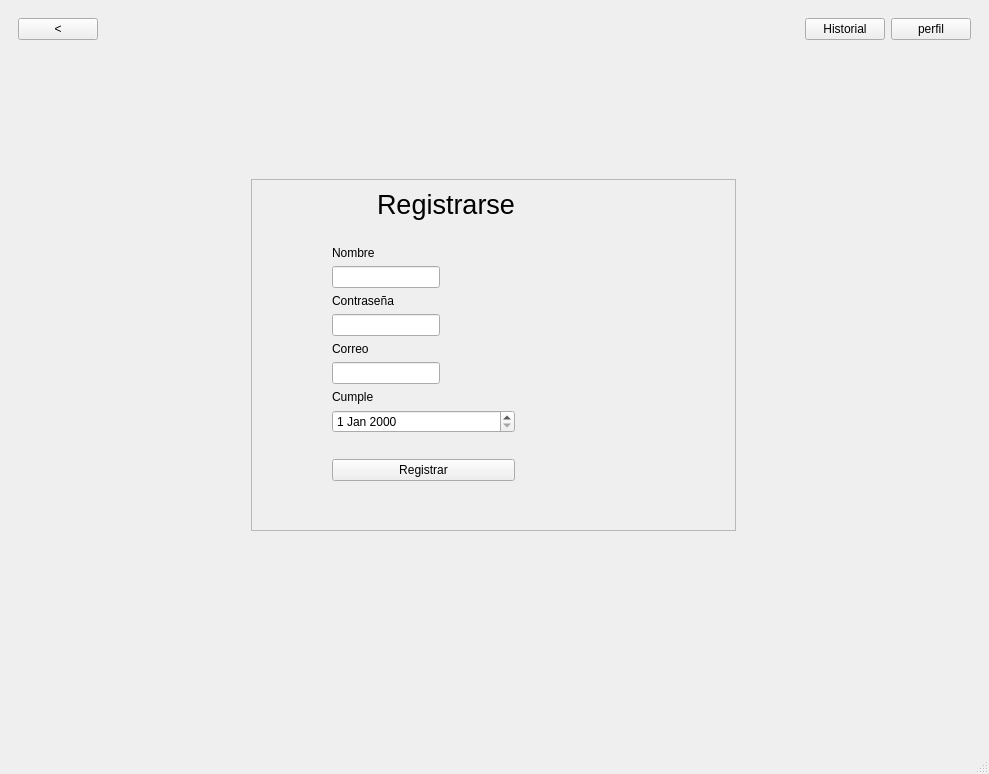
First picture: the form in proyecto/mainwindow.ui, repository anaasemad/IHM_carta, before the edit.
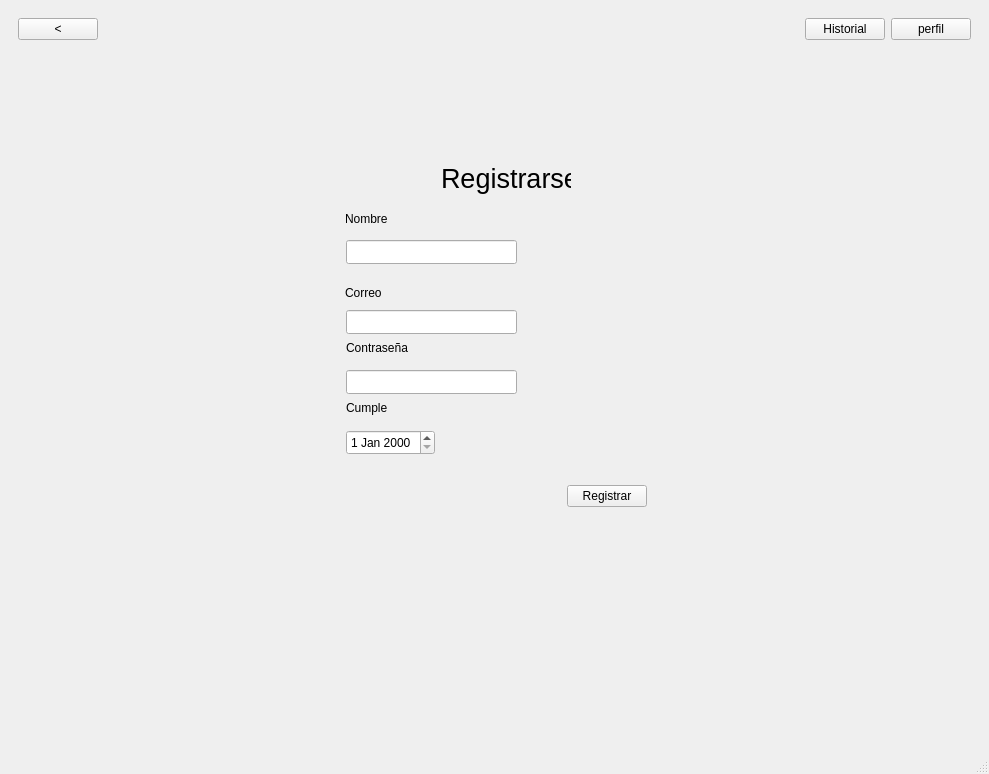
Second picture: the form after the edit. The open tabs and pages were chosen to show the change. Icons and pictures are not drawn.

Diff of the .ui file:
```diff
--- a/proyecto/mainwindow.ui
+++ b/proyecto/mainwindow.ui
@@ -27,7 +27,7 @@
     </size>
    </property>
    <layout class="QGridLayout" name="gridLayout_2">
-    <item row="0" column="0">
+    <item row="0" column="1">
      <widget class="QWidget" name="MenuSup" native="true">
       <layout class="QHBoxLayout" name="horizontalLayout_4" stretch="0,0,0,0">
        <item>
@@ -91,7 +91,7 @@
       </layout>
      </widget>
     </item>
-    <item row="3" column="0">
+    <item row="3" column="1">
      <widget class="QStackedWidget" name="stackedWidget">
       <property name="sizePolicy">
        <sizepolicy hsizetype="Expanding" vsizetype="Expanding">
@@ -106,7 +106,7 @@
        </size>
       </property>
       <property name="currentIndex">
-       <number>0</number>
+       <number>2</number>
       </property>
       <widget class="QWidget" name="ini_sesion">
        <property name="sizePolicy">
@@ -601,78 +601,7 @@
                 <verstretch>0</verstretch>
                </sizepolicy>
               </property>
-              <widget class="QWidget" name="gridLayoutWidget">
-               <property name="geometry">
-                <rect>
-                 <x>0</x>
-                 <y>0</y>
-                 <width>351</width>
-                 <height>601</height>
-                </rect>
-               </property>
-               <layout class="QGridLayout" name="gridLayout_9" columnstretch="0,0">
-                <item row="3" column="1">
-                 <widget class="QRadioButton" name="answer1">
-                  <property name="sizePolicy">
-                   <sizepolicy hsizetype="Expanding" vsizetype="Fixed">
-                    <horstretch>0</horstretch>
-                    <verstretch>0</verstretch>
-                   </sizepolicy>
-                  </property>
-                  <property name="text">
-                   <string>RadioButton</string>
-                  </property>
-                 </widget>
-                </item>
-                <item row="2" column="1">
-                 <spacer name="verticalSpacer_14">
-                  <property name="orientation">
-                   <enum>Qt::Orientation::Vertical</enum>
-                  </property>
-                  <property name="sizeHint" stdset="0">
-                   <size>
-                    <width>20</width>
-                    <height>40</height>
-                   </size>
-                  </property>
-                 </spacer>
-                </item>
-                <item row="7" column="1">
-                 <spacer name="verticalSpacer_12">
-                  <property name="orientation">
-                   <enum>Qt::Orientation::Vertical</enum>
-                  </property>
-                  <property name="sizeHint" stdset="0">
-                   <size>
-                    <width>20</width>
-                    <height>40</height>
-                   </size>
-                  </property>
-                 </spacer>
-                </item>
-                <item row="6" column="1">
-                 <widget class="QRadioButton" name="answer4">
-                  <property name="text">
-                   <string>RadioButton</string>
-                  </property>
-                 </widget>
-                </item>
-                <item row="4" column="1">
-                 <widget class="QRadioButton" name="answer2">
-                  <property name="sizePolicy">
-                   <sizepolicy hsizetype="Fixed" vsizetype="Fixed">
-                    <horstretch>0</horstretch>
-                    <verstretch>0</verstretch>
-                   </sizepolicy>
-                  </property>
-                  <property name="styleSheet">
-                   <string notr="true">color: black; font-weight: none;</string>
-                  </property>
-                  <property name="text">
-                   <string>RadioButton</string>
-                  </property>
-                 </widget>
-                </item>
+              <layout class="QGridLayout" name="gridLayout_5">
                 <item row="1" column="1">
                  <widget class="QLabel" name="enunciado">
                   <property name="sizePolicy">
@@ -689,12 +618,34 @@
                   </property>
                  </widget>
                 </item>
-                <item row="5" column="1">
-                 <widget class="QRadioButton" name="answer3">
-                  <property name="text">
-                   <string>RadioButton</string>
-                  </property>
-                 </widget>
+               <item row="2" column="1">
+                <spacer name="verticalSpacer_14">
+                 <property name="orientation">
+                  <enum>Qt::Orientation::Vertical</enum>
+                 </property>
+                 <property name="sizeHint" stdset="0">
+                  <size>
+                   <width>20</width>
+                   <height>40</height>
+                  </size>
+                 </property>
+                </spacer>
+               </item>
+               <item row="0" column="0">
+                <spacer name="horizontalSpacer_8">
+                 <property name="orientation">
+                  <enum>Qt::Orientation::Horizontal</enum>
+                 </property>
+                 <property name="sizeType">
+                  <enum>QSizePolicy::Policy::Fixed</enum>
+                 </property>
+                 <property name="sizeHint" stdset="0">
+                  <size>
+                   <width>40</width>
+                   <height>20</height>
+                  </size>
+                 </property>
+                </spacer>
                 </item>
                 <item row="0" column="1">
                  <widget class="QLabel" name="num_problema">
@@ -709,6 +660,35 @@
                   </property>
                  </widget>
                 </item>
+               <item row="4" column="1">
+                <widget class="QRadioButton" name="answer2">
+                 <property name="sizePolicy">
+                  <sizepolicy hsizetype="Fixed" vsizetype="Fixed">
+                   <horstretch>0</horstretch>
+                   <verstretch>0</verstretch>
+                  </sizepolicy>
+                 </property>
+                 <property name="styleSheet">
+                  <string notr="true">color: black; font-weight: none;</string>
+                 </property>
+                 <property name="text">
+                  <string>RadioButton</string>
+                 </property>
+                </widget>
+               </item>
+               <item row="3" column="1">
+                <widget class="QRadioButton" name="answer1">
+                 <property name="sizePolicy">
+                  <sizepolicy hsizetype="Expanding" vsizetype="Fixed">
+                   <horstretch>0</horstretch>
+                   <verstretch>0</verstretch>
+                  </sizepolicy>
+                 </property>
+                 <property name="text">
+                  <string>RadioButton</string>
+                 </property>
+                </widget>
+               </item>
                 <item row="8" column="1">
                  <widget class="QPushButton" name="corregir">
                   <property name="text">
@@ -716,24 +696,34 @@
                   </property>
                  </widget>
                 </item>
-                <item row="0" column="0">
-                 <spacer name="horizontalSpacer_8">
+               <item row="7" column="1">
+                <spacer name="verticalSpacer_12">
                   <property name="orientation">
-                   <enum>Qt::Orientation::Horizontal</enum>
-                  </property>
-                  <property name="sizeType">
-                   <enum>QSizePolicy::Policy::Fixed</enum>
+                  <enum>Qt::Orientation::Vertical</enum>
                   </property>
                   <property name="sizeHint" stdset="0">
                    <size>
-                    <width>40</width>
-                    <height>20</height>
+                   <width>20</width>
+                   <height>40</height>
                    </size>
                   </property>
                  </spacer>
                 </item>
-               </layout>
-              </widget>
+               <item row="5" column="1">
+                <widget class="QRadioButton" name="answer3">
+                 <property name="text">
+                  <string>RadioButton</string>
+                 </property>
+                </widget>
+               </item>
+               <item row="6" column="1">
+                <widget class="QRadioButton" name="answer4">
+                 <property name="text">
+                  <string>RadioButton</string>
+                 </property>
+                </widget>
+               </item>
+              </layout>
              </widget>
              <widget class="QWidget" name="lista_problemas">
               <layout class="QGridLayout" name="gridLayout_8">
@@ -865,6 +855,9 @@
                         <verstretch>0</verstretch>
                        </sizepolicy>
                       </property>
+                      <property name="layoutDirection">
+                       <enum>Qt::LayoutDirection::LeftToRight</enum>
+                      </property>
                       <property name="orientation">
                        <enum>Qt::Orientation::Horizontal</enum>
                       </property>
@@ -1223,7 +1216,7 @@
               <item>
                <widget class="QLabel" name="labelStatus">
                 <property name="text">
-                 <string>labelStatus</string>
+                 <string/>
                 </property>
                </widget>
               </item>
@@ -1519,74 +1512,12 @@
        </layout>
       </widget>
       <widget class="QWidget" name="registro">
-       <widget class="QWidget" name="fondo_2" native="true">
-        <property name="geometry">
-         <rect>
-          <x>-1</x>
-          <y>-1</y>
-          <width>971</width>
-          <height>601</height>
-         </rect>
-        </property>
-        <layout class="QGridLayout" name="gridLayout_5">
+       <layout class="QGridLayout" name="gridLayout_11" rowstretch="1,5,1" columnstretch="1,1,1">
          <item row="0" column="0">
-          <layout class="QGridLayout" name="gridLayout_10" rowstretch="1,2,1" columnstretch="1,2,1">
-           <item row="2" column="1">
-            <spacer name="verticalSpacer_16">
-             <property name="orientation">
-              <enum>Qt::Orientation::Vertical</enum>
-             </property>
-             <property name="sizeType">
-              <enum>QSizePolicy::Policy::MinimumExpanding</enum>
-             </property>
-             <property name="sizeHint" stdset="0">
-              <size>
-               <width>20</width>
-               <height>40</height>
-              </size>
-             </property>
-            </spacer>
-           </item>
-           <item row="1" column="0">
-            <spacer name="horizontalSpacer_10">
-             <property name="orientation">
-              <enum>Qt::Orientation::Horizontal</enum>
-             </property>
-             <property name="sizeType">
-              <enum>QSizePolicy::Policy::MinimumExpanding</enum>
-             </property>
-             <property name="sizeHint" stdset="0">
-              <size>
-               <width>40</width>
-               <height>20</height>
-              </size>
-             </property>
-            </spacer>
-           </item>
-           <item row="1" column="2">
-            <spacer name="horizontalSpacer_9">
-             <property name="orientation">
-              <enum>Qt::Orientation::Horizontal</enum>
-             </property>
-             <property name="sizeType">
-              <enum>QSizePolicy::Policy::MinimumExpanding</enum>
-             </property>
-             <property name="sizeHint" stdset="0">
-              <size>
-               <width>40</width>
-               <height>20</height>
-              </size>
-             </property>
-            </spacer>
-           </item>
-           <item row="0" column="1">
             <spacer name="verticalSpacer_15">
              <property name="orientation">
               <enum>Qt::Orientation::Vertical</enum>
              </property>
-             <property name="sizeType">
-              <enum>QSizePolicy::Policy::MinimumExpanding</enum>
-             </property>
              <property name="sizeHint" stdset="0">
               <size>
                <width>20</width>
@@ -1595,106 +1526,62 @@
              </property>
             </spacer>
            </item>
-           <item row="1" column="1">
-            <widget class="QFrame" name="recuadro_reg">
-             <property name="sizePolicy">
-              <sizepolicy hsizetype="Preferred" vsizetype="Preferred">
-               <horstretch>0</horstretch>
-               <verstretch>0</verstretch>
-              </sizepolicy>
-             </property>
-             <property name="frameShape">
-              <enum>QFrame::Shape::StyledPanel</enum>
-             </property>
-             <property name="frameShadow">
-              <enum>QFrame::Shadow::Raised</enum>
-             </property>
-             <layout class="QGridLayout" name="gridLayout_6">
-              <item row="14" column="1">
-               <widget class="QDateEdit" name="campo_cumple"/>
-              </item>
-              <item row="13" column="1">
-               <widget class="QLabel" name="et_cumple">
-                <property name="sizePolicy">
-                 <sizepolicy hsizetype="Preferred" vsizetype="Fixed">
-                  <horstretch>0</horstretch>
-                  <verstretch>0</verstretch>
-                 </sizepolicy>
-                </property>
-                <property name="text">
-                 <string>Cumple</string>
-                </property>
-               </widget>
-              </item>
-              <item row="5" column="1">
-               <widget class="QLineEdit" name="campo_name">
-                <property name="sizePolicy">
-                 <sizepolicy hsizetype="Fixed" vsizetype="Fixed">
-                  <horstretch>0</horstretch>
-                  <verstretch>0</verstretch>
-                 </sizepolicy>
-                </property>
-               </widget>
-              </item>
-              <item row="16" column="1">
-               <widget class="QPushButton" name="boton_registro">
-                <property name="text">
-                 <string>Registrar</string>
-                </property>
-               </widget>
-              </item>
-              <item row="6" column="1">
-               <widget class="QLabel" name="et_pass_2">
-                <property name="text">
-                 <string>Contraseña</string>
-                </property>
-               </widget>
-              </item>
-              <item row="8" column="1">
-               <widget class="QLineEdit" name="campo_pass_2">
-                <property name="sizePolicy">
-                 <sizepolicy hsizetype="Fixed" vsizetype="Fixed">
-                  <horstretch>0</horstretch>
-                  <verstretch>0</verstretch>
-                 </sizepolicy>
-                </property>
-                <property name="echoMode">
-                 <enum>QLineEdit::EchoMode::Password</enum>
-                </property>
-               </widget>
-              </item>
-              <item row="10" column="1">
-               <widget class="QLineEdit" name="campo_correo">
-                <property name="sizePolicy">
-                 <sizepolicy hsizetype="Fixed" vsizetype="Fixed">
-                  <horstretch>0</horstretch>
-                  <verstretch>0</verstretch>
-                 </sizepolicy>
-                </property>
-               </widget>
-              </item>
-              <item row="22" column="0" colspan="3">
-               <widget class="QLabel" name="error_edad">
-                <property name="text">
-                 <string/>
-                </property>
-               </widget>
-              </item>
-              <item row="3" column="0" colspan="5">
-               <widget class="QLabel" name="error_user">
-                <property name="sizePolicy">
-                 <sizepolicy hsizetype="Preferred" vsizetype="Fixed">
-                  <horstretch>0</horstretch>
-                  <verstretch>0</verstretch>
-                 </sizepolicy>
-                </property>
-                <property name="text">
-                 <string/>
-                </property>
-               </widget>
-              </item>
+        <item row="1" column="0">
+         <spacer name="horizontalSpacer_10">
+          <property name="orientation">
+           <enum>Qt::Orientation::Horizontal</enum>
+          </property>
+          <property name="sizeHint" stdset="0">
+           <size>
+            <width>40</width>
+            <height>20</height>
+           </size>
+          </property>
+         </spacer>
+        </item>
+        <item row="2" column="0">
+         <spacer name="verticalSpacer_16">
+          <property name="orientation">
+           <enum>Qt::Orientation::Vertical</enum>
+          </property>
+          <property name="sizeHint" stdset="0">
+           <size>
+            <width>20</width>
+            <height>40</height>
+           </size>
+          </property>
+         </spacer>
+        </item>
+        <item row="1" column="2">
+         <spacer name="horizontalSpacer_14">
+          <property name="orientation">
+           <enum>Qt::Orientation::Horizontal</enum>
+          </property>
+          <property name="sizeHint" stdset="0">
+           <size>
+            <width>40</width>
+            <height>20</height>
+           </size>
+          </property>
+         </spacer>
+        </item>
               <item row="1" column="1">
+         <widget class="QWidget" name="widget" native="true">
                <widget class="QLabel" name="et_registro">
+           <property name="geometry">
+            <rect>
+             <x>60</x>
+             <y>0</y>
+             <width>175</width>
+             <height>36</height>
+            </rect>
+           </property>
+           <property name="sizePolicy">
+            <sizepolicy hsizetype="Preferred" vsizetype="Preferred">
+             <horstretch>0</horstretch>
+             <verstretch>0</verstretch>
+            </sizepolicy>
+           </property>
                 <property name="font">
                  <font>
                   <pointsize>20</pointsize>
@@ -1704,48 +1591,224 @@
                  <string>      Registrarse</string>
                 </property>
                </widget>
-              </item>
-              <item row="19" column="0" colspan="4">
-               <widget class="QLabel" name="error_pass">
-                <property name="sizePolicy">
-                 <sizepolicy hsizetype="Preferred" vsizetype="Fixed">
-                  <horstretch>0</horstretch>
-                  <verstretch>0</verstretch>
-                 </sizepolicy>
-                </property>
-                <property name="text">
-                 <string/>
-                </property>
-               </widget>
-              </item>
-              <item row="15" column="4">
-               <widget class="QLabel" name="error_correo">
-                <property name="text">
-                 <string/>
-                </property>
-               </widget>
-              </item>
-              <item row="4" column="1">
                <widget class="QLabel" name="et_name">
+           <property name="geometry">
+            <rect>
+             <x>9</x>
+             <y>51</y>
+             <width>91</width>
+             <height>16</height>
+            </rect>
+           </property>
                 <property name="text">
                  <string>Nombre</string>
                 </property>
                </widget>
-              </item>
-              <item row="9" column="1">
+          <widget class="QLineEdit" name="campo_name">
+           <property name="geometry">
+            <rect>
+             <x>10</x>
+             <y>80</y>
+             <width>171</width>
+             <height>24</height>
+            </rect>
+           </property>
+           <property name="sizePolicy">
+            <sizepolicy hsizetype="Fixed" vsizetype="Fixed">
+             <horstretch>0</horstretch>
+             <verstretch>0</verstretch>
+            </sizepolicy>
+           </property>
+          </widget>
+          <widget class="QLineEdit" name="campo_pass_2">
+           <property name="geometry">
+            <rect>
+             <x>10</x>
+             <y>210</y>
+             <width>171</width>
+             <height>24</height>
+            </rect>
+           </property>
+           <property name="sizePolicy">
+            <sizepolicy hsizetype="Fixed" vsizetype="Fixed">
+             <horstretch>0</horstretch>
+             <verstretch>0</verstretch>
+            </sizepolicy>
+           </property>
+           <property name="echoMode">
+            <enum>QLineEdit::EchoMode::Password</enum>
+           </property>
+          </widget>
+          <widget class="QLabel" name="et_pass_2">
+           <property name="geometry">
+            <rect>
+             <x>10</x>
+             <y>180</y>
+             <width>131</width>
+             <height>16</height>
+            </rect>
+           </property>
+           <property name="text">
+            <string>Contraseña</string>
+           </property>
+          </widget>
                <widget class="QLabel" name="et_correo">
+           <property name="geometry">
+            <rect>
+             <x>9</x>
+             <y>125</y>
+             <width>111</width>
+             <height>16</height>
+            </rect>
+           </property>
                 <property name="text">
                  <string>Correo</string>
                 </property>
                </widget>
-              </item>
-             </layout>
+          <widget class="QLineEdit" name="campo_correo">
+           <property name="geometry">
+            <rect>
+             <x>10</x>
+             <y>150</y>
+             <width>171</width>
+             <height>24</height>
+            </rect>
+           </property>
+           <property name="sizePolicy">
+            <sizepolicy hsizetype="Fixed" vsizetype="Fixed">
+             <horstretch>0</horstretch>
+             <verstretch>0</verstretch>
+            </sizepolicy>
+           </property>
+          </widget>
+          <widget class="QLabel" name="error_correo">
+           <property name="geometry">
+            <rect>
+             <x>10</x>
+             <y>140</y>
+             <width>221</width>
+             <height>16</height>
+            </rect>
+           </property>
+           <property name="text">
+            <string/>
+           </property>
+          </widget>
+          <widget class="QLabel" name="error_pass">
+           <property name="geometry">
+            <rect>
+             <x>10</x>
+             <y>200</y>
+             <width>231</width>
+             <height>16</height>
+            </rect>
+           </property>
+           <property name="sizePolicy">
+            <sizepolicy hsizetype="Preferred" vsizetype="Fixed">
+             <horstretch>0</horstretch>
+             <verstretch>0</verstretch>
+            </sizepolicy>
+           </property>
+           <property name="text">
+            <string/>
+           </property>
+          </widget>
+          <widget class="QLabel" name="error_user">
+           <property name="geometry">
+            <rect>
+             <x>9</x>
+             <y>73</y>
+             <width>16</width>
+             <height>16</height>
+            </rect>
+           </property>
+           <property name="sizePolicy">
+            <sizepolicy hsizetype="Preferred" vsizetype="Fixed">
+             <horstretch>0</horstretch>
+             <verstretch>0</verstretch>
+            </sizepolicy>
+           </property>
+           <property name="text">
+            <string/>
+           </property>
+          </widget>
+          <widget class="QWidget" name="widget_3" native="true">
+           <property name="geometry">
+            <rect>
+             <x>10</x>
+             <y>311</y>
+             <width>301</width>
+             <height>51</height>
+            </rect>
+           </property>
+           <layout class="QHBoxLayout" name="horizontalLayout_7">
+            <item>
+             <spacer name="horizontalSpacer_9">
+              <property name="orientation">
+               <enum>Qt::Orientation::Horizontal</enum>
+              </property>
+              <property name="sizeHint" stdset="0">
+               <size>
+                <width>194</width>
+                <height>20</height>
+               </size>
+              </property>
+             </spacer>
+            </item>
+            <item>
+             <widget class="QPushButton" name="boton_registro">
+              <property name="text">
+               <string>Registrar</string>
+              </property>
             </widget>
            </item>
           </layout>
-         </item>
-        </layout>
-       </widget>
+          </widget>
+          <widget class="QLabel" name="et_cumple">
+           <property name="geometry">
+            <rect>
+             <x>10</x>
+             <y>240</y>
+             <width>89</width>
+             <height>16</height>
+            </rect>
+           </property>
+           <property name="sizePolicy">
+            <sizepolicy hsizetype="Preferred" vsizetype="Fixed">
+             <horstretch>0</horstretch>
+             <verstretch>0</verstretch>
+            </sizepolicy>
+           </property>
+           <property name="text">
+            <string>Cumple</string>
+           </property>
+          </widget>
+          <widget class="QLabel" name="error_edad">
+           <property name="geometry">
+            <rect>
+             <x>10</x>
+             <y>252</y>
+             <width>89</width>
+             <height>20</height>
+            </rect>
+           </property>
+           <property name="text">
+            <string/>
+           </property>
+          </widget>
+          <widget class="QDateEdit" name="campo_cumple">
+           <property name="geometry">
+            <rect>
+             <x>10</x>
+             <y>270</y>
+             <width>89</width>
+             <height>25</height>
+            </rect>
+           </property>
+          </widget>
+         </widget>
+        </item>
+       </layout>
       </widget>
      </widget>
     </item>
@@ -1757,7 +1820,7 @@
      <x>0</x>
      <y>0</y>
      <width>989</width>
-     <height>26</height>
+     <height>21</height>
     </rect>
    </property>
   </widget>
```
Lines whose indentation alone changed are shown as unchanged.
